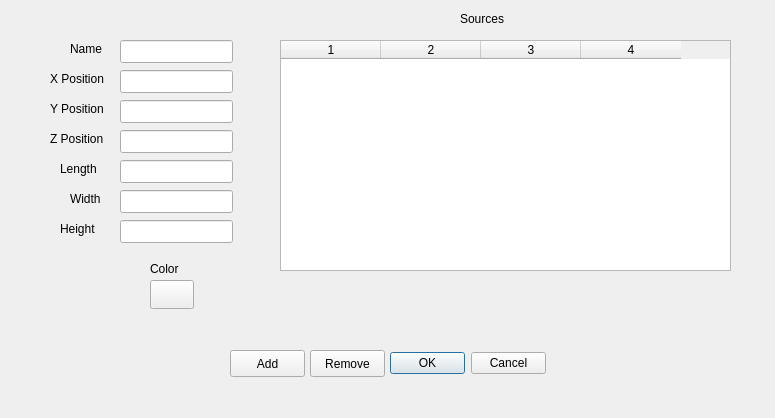
This is Experimental/VaporIntrusionGUI/VaporIntrusionDelegate/SourceDialog.ui in perryiv/cadkit as Qt 5 draws it before an edit. The edited form follows.
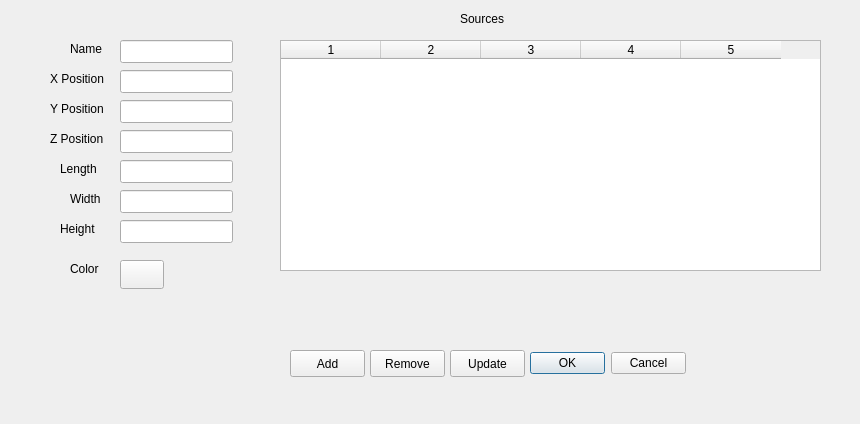
This is the edited form. Custom widgets are drawn as their Qt base class.

Commit message: - added stubs for updating fields in soils, contaminants, cracks, Sources - extended the table columns to allow for a color in souls and sources

```diff
--- a/Experimental/VaporIntrusionGUI/VaporIntrusionDelegate/SourceDialog.ui
+++ b/Experimental/VaporIntrusionGUI/VaporIntrusionDelegate/SourceDialog.ui
@@ -5,8 +5,8 @@
    <rect>
     <x>0</x>
     <y>0</y>
-    <width>775</width>
-    <height>418</height>
+    <width>860</width>
+    <height>424</height>
    </rect>
   </property>
   <property name="windowTitle" >
@@ -15,7 +15,7 @@
   <widget class="QPushButton" name="removeButton" >
    <property name="geometry" >
     <rect>
-     <x>310</x>
+     <x>370</x>
      <y>350</y>
      <width>75</width>
      <height>27</height>
@@ -28,7 +28,7 @@
   <widget class="QPushButton" name="addButton" >
    <property name="geometry" >
     <rect>
-     <x>230</x>
+     <x>290</x>
      <y>350</y>
      <width>75</width>
      <height>27</height>
@@ -43,7 +43,7 @@
     <rect>
      <x>280</x>
      <y>40</y>
-     <width>451</width>
+     <width>541</width>
      <height>231</height>
     </rect>
    </property>
@@ -51,12 +51,13 @@
     <number>0</number>
    </property>
    <property name="columnCount" >
-    <number>4</number>
+    <number>5</number>
    </property>
    <column/>
    <column/>
    <column/>
    <column/>
+   <column/>
   </widget>
   <widget class="QLineEdit" name="_xpos" >
    <property name="geometry" >
@@ -235,7 +236,7 @@
   <widget class="QDialogButtonBox" name="okCancelButton" >
    <property name="geometry" >
     <rect>
-     <x>390</x>
+     <x>530</x>
      <y>350</y>
      <width>156</width>
      <height>27</height>
@@ -248,8 +249,8 @@
   <widget class="QtTools::ColorButton" name="_color" >
    <property name="geometry" >
     <rect>
-     <x>150</x>
-     <y>280</y>
+     <x>120</x>
+     <y>260</y>
      <width>44</width>
      <height>29</height>
     </rect>
@@ -261,7 +262,7 @@
   <widget class="QLabel" name="label_15" >
    <property name="geometry" >
     <rect>
-     <x>150</x>
+     <x>70</x>
      <y>260</y>
      <width>31</width>
      <height>18</height>
@@ -271,6 +272,19 @@
     <string>Color</string>
    </property>
   </widget>
+  <widget class="QPushButton" name="updateButton" >
+   <property name="geometry" >
+    <rect>
+     <x>450</x>
+     <y>350</y>
+     <width>75</width>
+     <height>27</height>
+    </rect>
+   </property>
+   <property name="text" >
+    <string>Update</string>
+   </property>
+  </widget>
  </widget>
  <customwidgets>
   <customwidget>
```
The commit also changes 11 other files.
